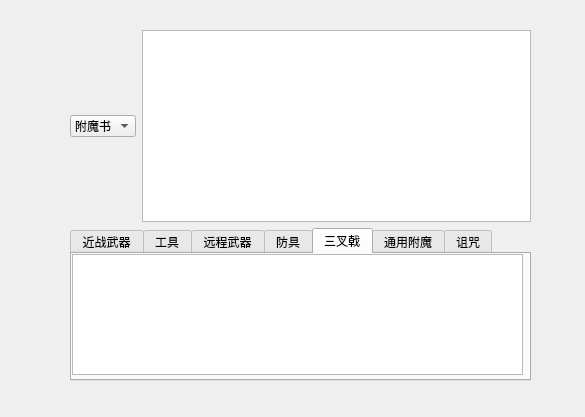
Qt form UI/ChooseEnchantedItems.ui (mmcNYT/MCHelper) before a commit.
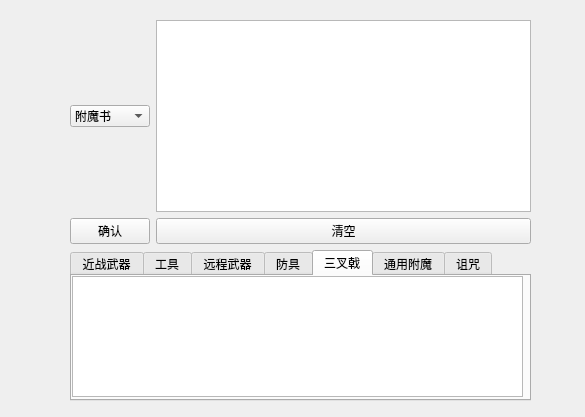
The same form after that commit. Custom widgets are drawn as their Qt base class.

Diff of the .ui file:
```diff
--- a/UI/ChooseEnchantedItems.ui
+++ b/UI/ChooseEnchantedItems.ui
@@ -17,9 +17,9 @@
    <property name="geometry">
     <rect>
      <x>70</x>
-     <y>30</y>
+     <y>20</y>
      <width>461</width>
-     <height>351</height>
+     <height>381</height>
     </rect>
    </property>
    <layout class="QGridLayout" name="gridLayout">
@@ -114,7 +114,7 @@
       </property>
      </widget>
     </item>
-    <item row="1" column="0" colspan="2">
+    <item row="7" column="0" colspan="2">
      <widget class="QTabWidget" name="allEnchantmentTab">
       <property name="currentIndex">
        <number>4</number>
@@ -226,6 +226,20 @@
       </widget>
      </widget>
     </item>
+    <item row="2" column="1">
+     <widget class="QPushButton" name="clearEnchantList">
+      <property name="text">
+       <string>清空</string>
+      </property>
+     </widget>
+    </item>
+    <item row="2" column="0">
+     <widget class="QPushButton" name="confirmItem">
+      <property name="text">
+       <string>确认</string>
+      </property>
+     </widget>
+    </item>
    </layout>
   </widget>
  </widget>
```
